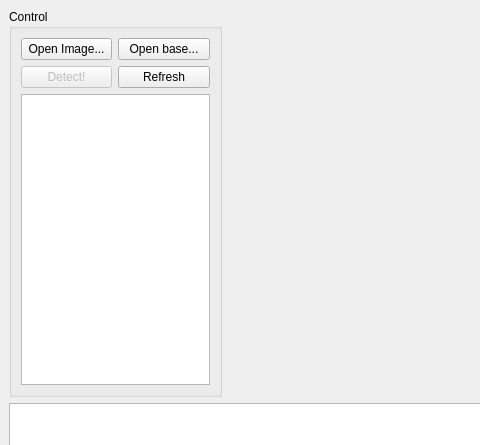
The window that gui_eod.ui (Extended-Object-Detection-ROS/qt_gui_eod) describes before a commit, drawn with Qt 5; both pictures show x 0 to 480 and y 0 to 445 of the 876 by 628 pixel window.
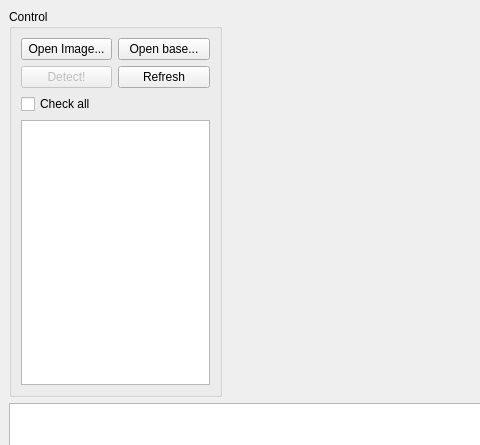
The same window after the commit.

Commit message: added check\uncheck all function

```diff
--- a/gui_eod.ui
+++ b/gui_eod.ui
@@ -52,7 +52,14 @@
          </property>
         </widget>
        </item>
-       <item row="2" column="0" colspan="2">
+       <item row="2" column="0">
+        <widget class="QCheckBox" name="cb_check_all">
+         <property name="text">
+          <string>Check all</string>
+         </property>
+        </widget>
+       </item>
+       <item row="3" column="0" colspan="2">
         <widget class="QListWidget" name="lw_objects"/>
        </item>
       </layout>
```
The commit also changes 2 other files.
